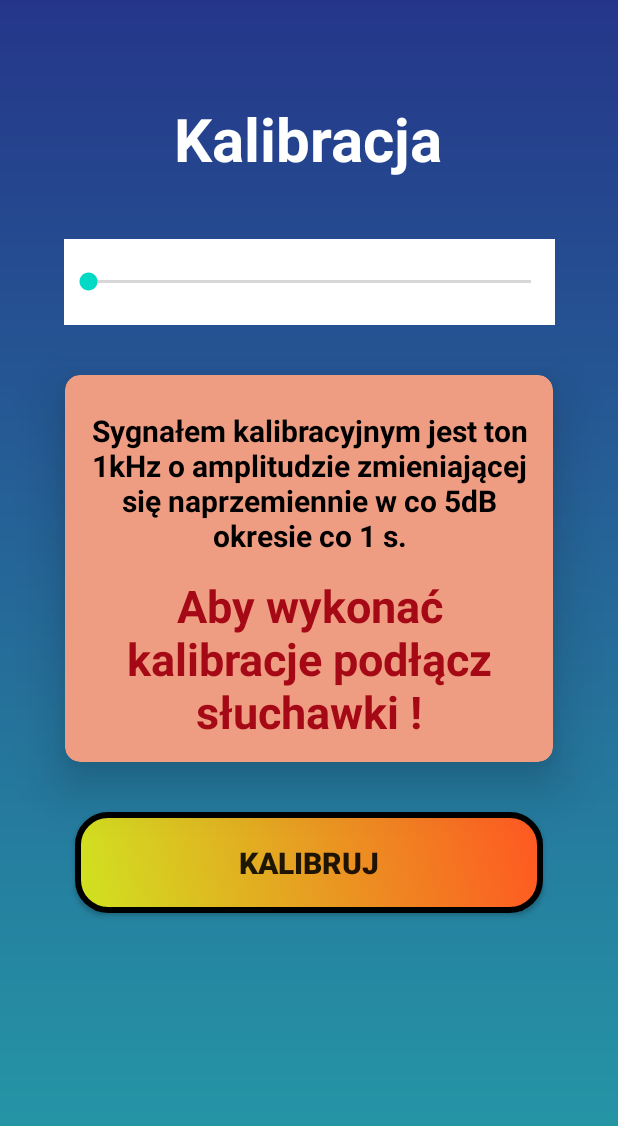
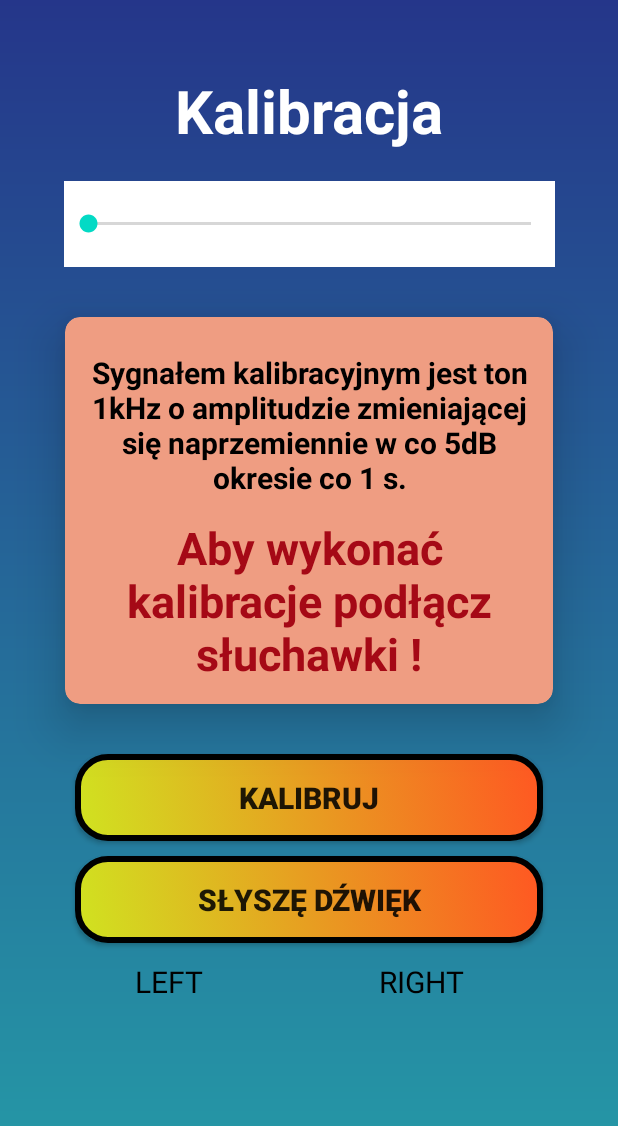
Before and after one commit to Mateusz-Gorniak/AudiogramApp, an Android app: the CalibrationActivity screen opened directly, with no data from a screen before it, on a phone screen of 412 x 824 dp. Shown: the top 1126 px of the screen. Run offline under Robolectric (Android 15) with nearby library versions, the phone set to English and light mode, and no system bars.

Commit message:
Calibration MediaPlayer and .wave file implementatinon

```diff
--- a/app/src/main/java/pl/gorniak/audiogramapp/CalibrationActivity.java
+++ b/app/src/main/java/pl/gorniak/audiogramapp/CalibrationActivity.java
@@ -4,40 +4,43 @@ import android.content.BroadcastReceiver;
 import android.content.Context;
 import android.content.Intent;
 import android.content.IntentFilter;
-import android.media.AudioFormat;
 import android.media.AudioManager;
-import android.media.AudioTrack;
+import android.media.MediaPlayer;
 import android.os.Bundle;
 import android.util.Log;
 import android.view.View;
-import android.widget.Button;
 import android.widget.SeekBar;
+import android.widget.TextView;
 import android.widget.Toast;
 
 import androidx.appcompat.app.AppCompatActivity;
 
-import java.nio.ByteBuffer;
-import java.util.ArrayList;
-import java.util.Collections;
-import java.util.List;
+import org.w3c.dom.Text;
 
 
 public class CalibrationActivity extends AppCompatActivity {
 
-    private static final int SAMPLE_RATE = 48000;
+
     AudioManager audioManager;
-    Button buttonCalibration;
+    float leftVolume = 0.00316f; //-50dB
+    float rightVolume = 0.00316f;//-50dB
     private static final String TAG = "CalibrationActivity";
     private MusicIntentReceiver myReceiver;
+    MediaPlayer mp;
+    TextView textViewleft;
+    TextView textViewrigth;
+
 
     @Override
     protected void onCreate(Bundle savedInstanceState) {
         super.onCreate(savedInstanceState);
         setContentView(R.layout.activity_calibration);
         myReceiver = new MusicIntentReceiver();
-        buttonCalibration = (Button) findViewById(R.id.startButton);
+        audioManager = (AudioManager) getSystemService(AUDIO_SERVICE);
 
-        audioManager = (AudioManager) getSystemService(AUDIO_SERVICE);
+
+        textViewleft = (TextView) findViewById(R.id.leftsound);
+        textViewrigth = (TextView) findViewById(R.id.rightsound);
 
         int maxVolume = audioManager.getStreamMaxVolume(AudioManager.STREAM_MUSIC);
         int currentVolume = audioManager.getStreamVolume(AudioManager.STREAM_MUSIC);
@@ -73,13 +76,26 @@ public class CalibrationActivity extends AppCompatActivity {
         super.onResume();
     }
 
-    public void onCalibrationClick(View view) throws InterruptedException {
-        for (int i = 0; i<10;i++){
-        soundGenerate();
-        Thread.sleep(1_000);
-        }
+    public void onCalibrationClick(View view) {
+
+        mp = MediaPlayer.create(this, R.raw.testzz);
+        mp.setVolume(leftVolume,rightVolume);
+        textViewrigth.setText(toString(rightVolume));
+        textViewleft.setText(toString(leftVolume));
+        mp.start();
 
     }
+
+    public void onHearClick(View view) {
+        mp.stop();
+        leftVolume = leftVolume*10;
+        rightVolume = rightVolume*10;
+    }
+
+    private String toString(float value) {
+        return ""+value;
+    }
+
 
     private class MusicIntentReceiver extends BroadcastReceiver {
         @Override
@@ -90,12 +106,12 @@ public class CalibrationActivity extends AppCompatActivity {
                     case 0:
                         Log.d(TAG, "Headset is unplugged");
                         Toast.makeText(CalibrationActivity.this, "Unplugged", Toast.LENGTH_SHORT).show();
-                        buttonCalibration.setEnabled(false);
+//                        buttonCalibration.setEnabled(false);
                         break;
                     case 1:
                         Log.d(TAG, "Headset is plugged");
                         Toast.makeText(CalibrationActivity.this, "Plugged", Toast.LENGTH_SHORT).show();
-                        buttonCalibration.setEnabled(true);
+//                        buttonCalibration.setEnabled(true);
                         break;
                     default:
                         Log.d(TAG, "I have no idea what the headset state is");
@@ -103,32 +119,6 @@ public class CalibrationActivity extends AppCompatActivity {
             }
         }
     }
-
-    public void soundGenerate() throws InterruptedException {
-
-        // liczba próbek
-        int  duration = 1;
-        float amplitude = 0.56f;
-        int frequency = 1000;
-        int numSamples = duration * SAMPLE_RATE;
-        // tablica przechowująca próbki (short zajmuje 16 bitów)
-        short sample[] = new short[numSamples];
-        // tworzenie próbek
-
-
-
-        for (int i = 0; i < numSamples; ++i) {
-            sample[i] = (short) (amplitude * Math.sin(2 * Math.PI * i / (SAMPLE_RATE / frequency)) *
-                    Short.MAX_VALUE);
-        }
-        AudioTrack audioTrack = new AudioTrack(AudioManager.STREAM_MUSIC,
-                SAMPLE_RATE, AudioFormat.CHANNEL_OUT_MONO,
-                AudioFormat.ENCODING_PCM_16BIT, sample.length * 2,
-                AudioTrack.MODE_STATIC);
-        audioTrack.write(sample, 0, sample.length);
-        audioTrack.play();
-    }
-
     @Override
     public void onPause() {
         unregisterReceiver(myReceiver);
--- a/app/src/main/java/pl/gorniak/audiogramapp/MainActivity.java
+++ b/app/src/main/java/pl/gorniak/audiogramapp/MainActivity.java
@@ -83,6 +83,10 @@ public class MainActivity extends AppCompatActivity {
         startActivity(calibrationPage);
     }
 
+    public void onStartClick(View view) {
+        Intent examinationPage = new Intent(MainActivity.this,ExaminationActivity.class);
+        startActivity(examinationPage);
+    }
 
     @Override
     protected void onPause() {
@@ -108,4 +112,5 @@ public class MainActivity extends AppCompatActivity {
     protected void onDestroy() {
         super.onDestroy();
     }
+
 }
--- a/app/src/main/res/layout/activity_calibration.xml
+++ b/app/src/main/res/layout/activity_calibration.xml
@@ -18,17 +18,16 @@
         android:textStyle="bold"
         app:layout_constraintBottom_toBottomOf="parent"
         app:layout_constraintEnd_toEndOf="parent"
-        app:layout_constraintHorizontal_bias="0.498"
         app:layout_constraintStart_toStartOf="parent"
         app:layout_constraintTop_toTopOf="parent"
-        app:layout_constraintVertical_bias="0.085" />
+        app:layout_constraintVertical_bias="0.061" />
 
     <SeekBar
         android:id="@+id/seekBar"
         android:layout_width="327dp"
         android:layout_height="57dp"
         android:background="@color/white"
-        android:layout_marginTop="40dp"
+        android:layout_marginTop="20dp"
         android:layout_marginLeft="30dp"
         android:layout_marginRight="30dp"
         app:layout_constraintEnd_toEndOf="parent"
@@ -79,7 +78,7 @@
         android:layout_marginBottom="92dp"
         android:background="@drawable/btn_shape2"
         android:foreground="?attr/selectableItemBackgroundBorderless"
-        android:paddingVertical="20dp"
+        android:paddingVertical="15dp"
         android:text="@string/start_calibration"
         android:textSize="20sp"
         android:textStyle="bold"
@@ -91,4 +90,53 @@
 
         />
 
+    <androidx.appcompat.widget.AppCompatButton
+        android:id="@+id/hearSound"
+        android:layout_width="match_parent"
+        android:layout_height="wrap_content"
+        android:layout_marginHorizontal="50dp"
+        android:layout_marginBottom="92dp"
+        android:background="@drawable/btn_shape2"
+        android:foreground="?attr/selectableItemBackgroundBorderless"
+        android:paddingVertical="15dp"
+        android:layout_marginTop="10dp"
+        android:text="@string/hear_sound"
+        android:textSize="20sp"
+        android:textStyle="bold"
+        app:layout_constraintTop_toBottomOf="@id/startButton"
+        app:layout_constraintEnd_toEndOf="parent"
+        app:layout_constraintHorizontal_bias="0.494"
+        app:layout_constraintStart_toStartOf="parent"
+        android:onClick="onHearClick"
+
+        />
+
+    <TextView
+        android:id="@+id/leftsound"
+        android:layout_width="wrap_content"
+        android:layout_height="wrap_content"
+        android:layout_marginTop="12dp"
+        android:text="LEFT"
+        android:textSize="20sp"
+        android:textColor="@color/black"
+        app:layout_constraintEnd_toEndOf="parent"
+        app:layout_constraintHorizontal_bias="0.246"
+        app:layout_constraintStart_toStartOf="parent"
+
+        app:layout_constraintTop_toBottomOf="@id/hearSound" />
+
+    <TextView
+        android:id="@+id/rightsound"
+        android:layout_width="wrap_content"
+        android:layout_height="wrap_content"
+        android:layout_marginTop="12dp"
+        android:text="RIGHT"
+        android:textColor="@color/black"
+        android:textSize="20sp"
+        app:layout_constraintEnd_toEndOf="parent"
+        app:layout_constraintHorizontal_bias="0.711"
+        app:layout_constraintStart_toStartOf="parent"
+
+        app:layout_constraintTop_toBottomOf="@id/hearSound" />
+
 </androidx.constraintlayout.widget.ConstraintLayout>
--- a/app/src/main/res/values/strings.xml
+++ b/app/src/main/res/values/strings.xml
@@ -8,6 +8,7 @@
     <string name="save">Zapisz</string>
     <string name="headphones_in">Podłącz słuchawki</string>
     <string name="start_calibration">Kalibruj</string>
+    <string name="hear_sound">Słyszę dźwięk</string>
     <string name="audiogramgraph">Wykres Audiogram</string>
     <string name="about_calibration">Sygnałem kalibracyjnym jest ton 1kHz o amplitudzie zmieniającej się naprzemiennie w co
 5dB okresie co 1 s. </string>
```
Also changed, not shown: 1 other file.
